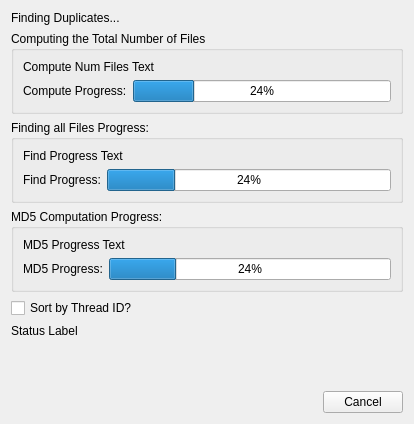
First picture: the form in MainWindow/ProgressDlg.ui, repository towel42-com/FindDupe, before the edit.
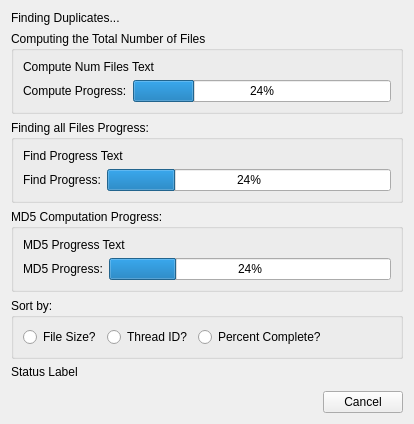
Second picture: the form after the edit.

```diff
--- a/MainWindow/ProgressDlg.ui
+++ b/MainWindow/ProgressDlg.ui
@@ -148,10 +148,46 @@
     </widget>
    </item>
    <item row="4" column="0" colspan="2">
-    <widget class="QCheckBox" name="sortByThreadID">
-     <property name="text">
-      <string>Sort by Thread ID?</string>
+    <widget class="QGroupBox" name="sortGroup">
+     <property name="title">
+      <string>Sort by:</string>
      </property>
+     <layout class="QHBoxLayout" name="horizontalLayout">
+      <item>
+       <widget class="QRadioButton" name="sortByFileSize">
+        <property name="text">
+         <string>File Size?</string>
+        </property>
+       </widget>
+      </item>
+      <item>
+       <widget class="QRadioButton" name="sortByThreadID">
+        <property name="text">
+         <string>Thread ID?</string>
+        </property>
+       </widget>
+      </item>
+      <item>
+       <widget class="QRadioButton" name="sortByPercentComplete">
+        <property name="text">
+         <string>Percent Complete?</string>
+        </property>
+       </widget>
+      </item>
+      <item>
+       <spacer name="horizontalSpacer">
+        <property name="orientation">
+         <enum>Qt::Horizontal</enum>
+        </property>
+        <property name="sizeHint" stdset="0">
+         <size>
+          <width>40</width>
+          <height>20</height>
+         </size>
+        </property>
+       </spacer>
+      </item>
+     </layout>
     </widget>
    </item>
   </layout>
```
Left out of the diff: 133 changed lines with no effect on the pictures.
